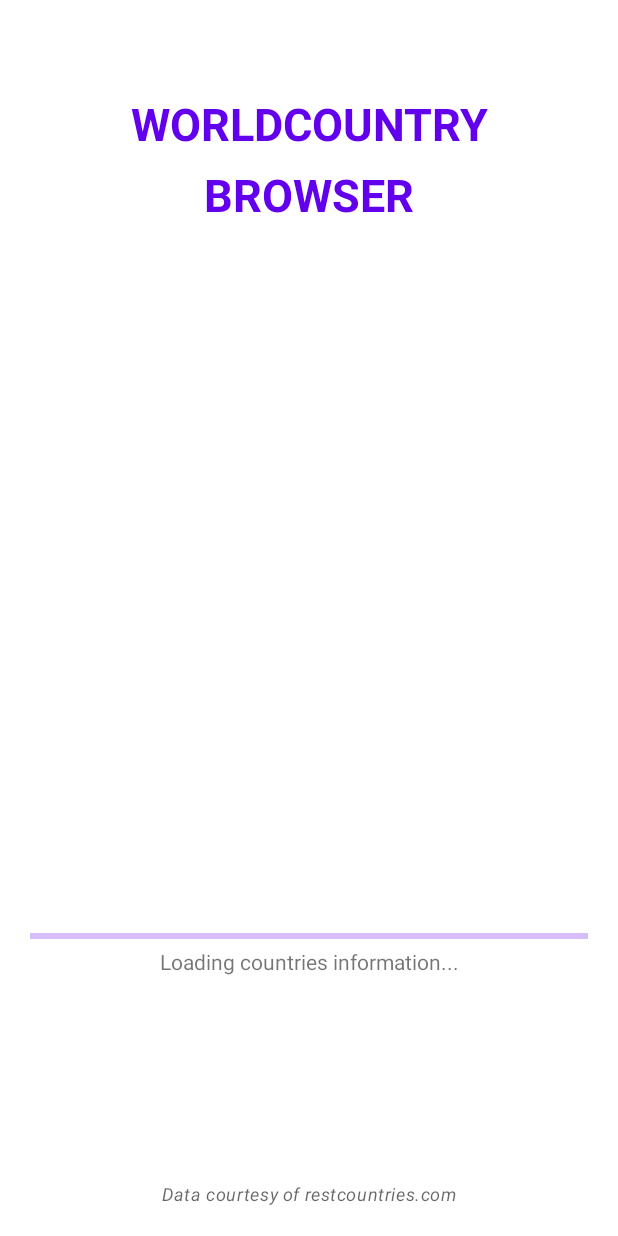
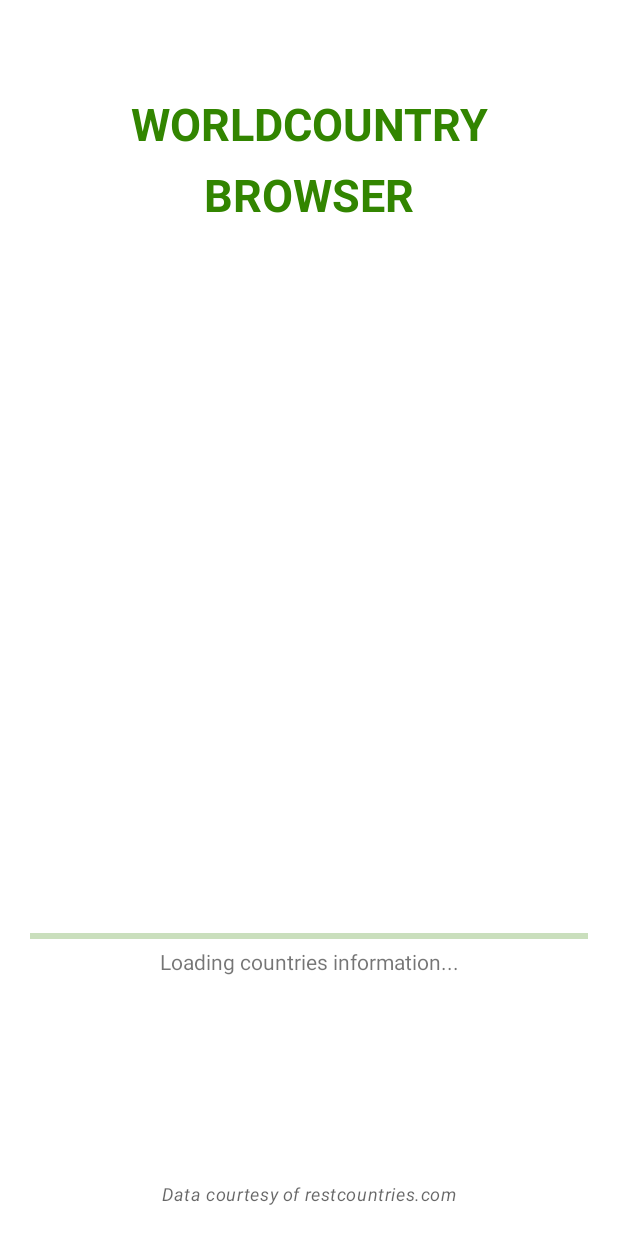
Before and after one commit to DevDema/RestCountriesApp, an Android app: the layout fragment_loading.xml on its own in the app's theme, with its tools: preview values and no code run, on a phone screen of 412 x 824 dp. Run offline under Robolectric (Android 15) with nearby library versions, the phone set to English and light mode, and no system bars.

Commit message:
Fixed colors.

```diff
--- a/app/src/main/java/com/andreadematteis/assignments/restcountriesapplication/view/country/CountriesListFragment.kt
+++ b/app/src/main/java/com/andreadematteis/assignments/restcountriesapplication/view/country/CountriesListFragment.kt
@@ -1,11 +1,14 @@
 package com.andreadematteis.assignments.restcountriesapplication.view.country
 
+import android.R
 import android.content.Context
+import android.content.res.TypedArray
 import android.graphics.Bitmap
 import android.graphics.Rect
 import android.os.Bundle
 import android.text.Editable
 import android.text.TextWatcher
+import android.util.TypedValue
 import android.view.LayoutInflater
 import android.view.View
 import android.view.ViewGroup
@@ -13,6 +16,7 @@ import android.view.inputmethod.EditorInfo
 import android.widget.ArrayAdapter
 import android.widget.MultiAutoCompleteTextView
 import androidx.activity.OnBackPressedCallback
+import androidx.core.content.ContextCompat
 import androidx.fragment.app.Fragment
 import androidx.fragment.app.viewModels
 import androidx.navigation.fragment.findNavController
@@ -21,6 +25,7 @@ import androidx.recyclerview.widget.RecyclerView
 import com.andreadematteis.assignments.restcountriesapplication.databinding.FragmentListCountriesBinding
 import com.andreadematteis.assignments.restcountriesapplication.room.model.CountryEntity
 import dagger.hilt.android.AndroidEntryPoint
+
 
 @AndroidEntryPoint
 class CountriesListFragment : Fragment(), CountryAdapterBinder {
@@ -108,7 +113,7 @@ class CountriesListFragment : Fragment(), CountryAdapterBinder {
         })
 
         viewModel.countryList.observe(viewLifecycleOwner) { list ->
-            if(binding.searchEditText.adapter == null) {
+            if (binding.searchEditText.adapter == null) {
                 binding.searchEditText.setAdapter(
                     ArrayAdapter(
                         requireContext(),
@@ -160,6 +165,16 @@ class CountriesListFragment : Fragment(), CountryAdapterBinder {
         super.onResume()
 
         viewModel.getCountries()
+
+        val typedValue = TypedValue()
+
+        val a: TypedArray =
+            requireContext()
+                .obtainStyledAttributes(typedValue.data, intArrayOf(R.attr.colorPrimaryDark))
+        val color = a.getColor(0, 0)
+
+        a.recycle()
+        activity?.window?.statusBarColor = color
     }
 
     override fun openDetails(countryEntity: CountryEntity, bitmap: Bitmap?) {
--- a/app/src/main/java/com/andreadematteis/assignments/restcountriesapplication/view/detailcountry/DetailCountriesFragment.kt
+++ b/app/src/main/java/com/andreadematteis/assignments/restcountriesapplication/view/detailcountry/DetailCountriesFragment.kt
@@ -143,7 +143,6 @@ class DetailCountriesFragment : Fragment() {
     }
 
     companion object {
-
-        val KNOWN_BAD_CONTRAST_FLAGS = arrayOf("Afghanistan", "United States", "Bulgaria")
+        val KNOWN_BAD_CONTRAST_FLAGS = arrayOf("Afghanistan", "United States", "Bulgaria", "Canada")
     }
 }
--- a/app/src/main/res/values-night/themes.xml
+++ b/app/src/main/res/values-night/themes.xml
@@ -2,8 +2,9 @@
     <!-- Base application theme. -->
     <style name="Theme.RestCountriesApplication" parent="Theme.MaterialComponents.DayNight.DarkActionBar">
         <!-- Primary brand color. -->
-        <item name="colorPrimary">@color/purple_200</item>
-        <item name="colorPrimaryVariant">@color/purple_700</item>
+        <item name="colorPrimary">@color/green_700</item>
+        <item name="colorPrimaryVariant">@color/green_900</item>
+        <item name="colorPrimaryDark">?attr/colorPrimaryVariant</item>
         <item name="colorOnPrimary">@color/black</item>
         <!-- Secondary brand color. -->
         <item name="colorSecondary">@color/teal_200</item>
@@ -15,7 +16,21 @@
         <item name="appBarLayoutStyle">@style/Theme.RestCountriesApplication.AppBar</item>
 
     </style>
-
+    <style name="Theme.RestCountriesApplication.NoActionBar" parent="Theme.MaterialComponents.DayNight.NoActionBar">
+        <!-- Primary brand color. -->
+        <item name="colorPrimary">@color/green_700</item>
+        <item name="colorPrimaryVariant">@color/green_900</item>
+        <item name="colorPrimaryDark">?attr/colorPrimaryVariant</item>
+        <item name="colorOnPrimary">@color/white</item>
+        <!-- Secondary brand color. -->
+        <item name="colorSecondary">@color/teal_200</item>
+        <item name="colorSecondaryVariant">@color/teal_700</item>
+        <item name="colorOnSecondary">@color/black</item>
+        <!-- Status bar color. -->
+        <item name="android:statusBarColor" tools:targetApi="l">?attr/colorPrimaryVariant</item>
+        <item name="appBarLayoutStyle">@style/Theme.RestCountriesApplication.AppBar</item>
+        <!-- Customize your theme here. -->
+    </style>
     <style name="Theme.RestCountriesApplication.AppBar" parent="Widget.MaterialComponents.AppBarLayout.Primary">
         <item name="android:background">@color/light_black</item>
     </style>
--- a/app/src/main/res/values/colors.xml
+++ b/app/src/main/res/values/colors.xml
@@ -3,12 +3,15 @@
     <color name="purple_200">#FFBB86FC</color>
     <color name="purple_500">#FF6200EE</color>
     <color name="purple_700">#FF3700B3</color>
+    <color name="green_200">#A4CDA4</color>
+    <color name="green_500">#328500</color>
+    <color name="green_700">#164900</color>
+    <color name="green_900">#001B00</color>
     <color name="teal_200">#FF03DAC5</color>
     <color name="teal_700">#FF018786</color>
     <color name="black">#FF000000</color>
     <color name="black_transparent">#36000000</color>
     <color name="white">#FFFFFFFF</color>
-    <color name="light_white">#E6FFE6</color>
     <color name="light_black">#002800</color>
     <color name="gray">#5C5C5C</color>
 </resources>
--- a/app/src/main/res/values/themes.xml
+++ b/app/src/main/res/values/themes.xml
@@ -2,8 +2,9 @@
     <!-- Base application theme. -->
     <style name="Theme.RestCountriesApplication" parent="Theme.MaterialComponents.DayNight.DarkActionBar">
         <!-- Primary brand color. -->
-        <item name="colorPrimary">@color/purple_500</item>
-        <item name="colorPrimaryVariant">@color/purple_700</item>
+        <item name="colorPrimary">@color/green_500</item>
+        <item name="colorPrimaryVariant">@color/green_700</item>
+        <item name="colorPrimaryDark">?attr/colorPrimaryVariant</item>
         <item name="colorOnPrimary">@color/white</item>
         <!-- Secondary brand color. -->
         <item name="colorSecondary">@color/teal_200</item>
@@ -15,8 +16,9 @@
     </style>
     <style name="Theme.RestCountriesApplication.NoActionBar" parent="Theme.MaterialComponents.DayNight.NoActionBar">
         <!-- Primary brand color. -->
-        <item name="colorPrimary">@color/purple_500</item>
-        <item name="colorPrimaryVariant">@color/purple_700</item>
+        <item name="colorPrimary">@color/green_500</item>
+        <item name="colorPrimaryVariant">@color/green_700</item>
+        <item name="colorPrimaryDark">?attr/colorPrimaryVariant</item>
         <item name="colorOnPrimary">@color/white</item>
         <!-- Secondary brand color. -->
         <item name="colorSecondary">@color/teal_200</item>
@@ -28,6 +30,6 @@
         <!-- Customize your theme here. -->
     </style>
     <style name="Theme.RestCountriesApplication.AppBar" parent="Widget.MaterialComponents.AppBarLayout.Primary">
-        <item name="android:background">@color/light_white</item>
+        <item name="android:background">@color/green_200</item>
     </style>
 </resources>
```
